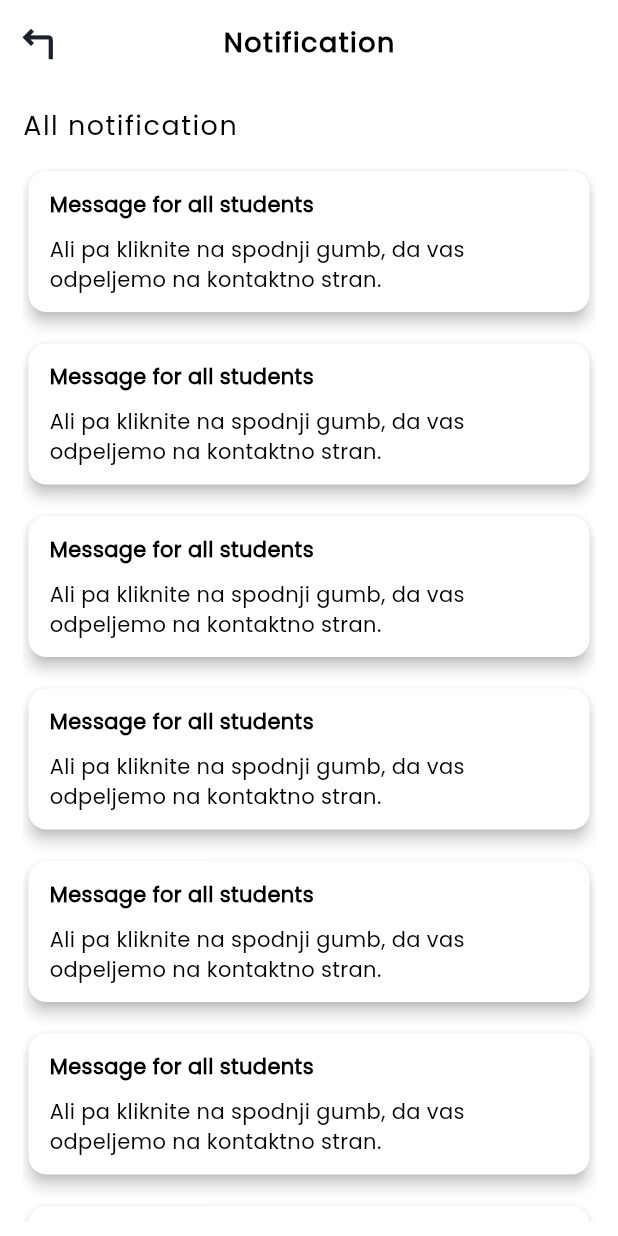
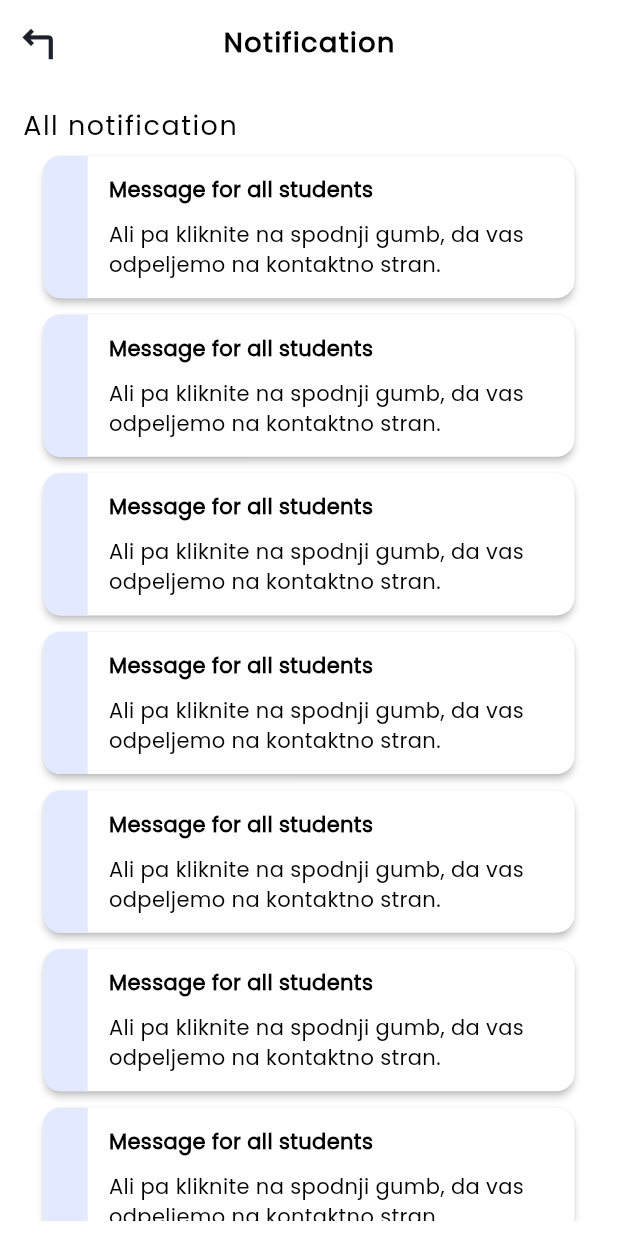
Before and after one commit to SharvariChavan009/shivsuman_trainer, a Flutter app: the NotificationScreen screen opened directly, on a phone screen of 412 x 824 dp. Run offline on Flutter 3.47's test engine with Material 3 defaults, Android fonts, the phone set to English and light mode, and no system bars; our stand-ins replace auto_size_text, bloc, carousel_slider, dio, flutter_bloc, image_picker and 1 more.

Commit message:
add Notification UI

```diff
--- a/lib/core/common/images/images_constant.dart
+++ b/lib/core/common/images/images_constant.dart
@@ -3,6 +3,10 @@ class AppImages {
   static const companyLogo = "asset/images/companyLogo.webp";
   static const loginscreenLogo = "asset/images/Carpool-bro 1.webp";
   static const personPlaceholder = "asset/images/person.webp";
+  static const videoThumbnail  = "asset/images/video_thumbnail.webp";
+
+
+
 
 
 
--- a/lib/features/home/notification/presentation/notification_screen.dart
+++ b/lib/features/home/notification/presentation/notification_screen.dart
@@ -1,4 +1,5 @@
 import 'package:car_trainer_application/core/common/colors.dart';
+import 'package:car_trainer_application/core/common/images/images_constant.dart';
 import 'package:car_trainer_application/core/common/utils/screen_dimension.dart';
 import 'package:car_trainer_application/core/navigation/navigationHelper.dart';
 import 'package:flutter/material.dart';
@@ -43,7 +44,7 @@ class _NotificationScreenState extends State<NotificationScreen> {
             const EdgeInsets.only(top: 15.0, left: 15, right: 15, bottom: 10),
         child: Container(
           child: SingleChildScrollView(
-            physics: BouncingScrollPhysics(),
+
             child: Column(
               children: [
                 Row(
@@ -66,29 +67,54 @@ class _NotificationScreenState extends State<NotificationScreen> {
                     itemCount: 10,
                     itemBuilder: (context, index) {
                       return Padding(
-                        padding: const EdgeInsets.only(top: 13.0),
+                        padding: const EdgeInsets.only(
+                            top: 3.0, left: 10, right: 10),
                         child: Card(
+                            elevation: 2,
                             color: Colors.white,
-                          elevation: 4,
+                            child: Row(
+                              children: [
+                                //! Container 1
+
+                                Expanded(
+                                    flex: 1,
+                                    child: Container(
+                                      height:
+                                          ScreenDimension.screenWidth * 0.23,
+                                      decoration: BoxDecoration(
+                                        color: const Color(0xffE3E9FF),
+                                        borderRadius: BorderRadius.only(
+                                            topLeft: Radius.circular(11),
+                                            bottomLeft: Radius.circular(11)),
+                                      ),
+                                    )),
+
+                                //! Container 2
+
+                                Expanded(
+                                    flex: 11,
                                     child: Padding(
                                       padding: const EdgeInsets.all(12.0),
                                       child: Column(
                                         children: [
                                           Padding(
                                             padding:
-                                      const EdgeInsets.only(left: 2, right: 2),
+                                                const EdgeInsets.only(left: 2),
                                             child: Row(
-                                    mainAxisAlignment: MainAxisAlignment.start,
+                                              mainAxisAlignment:
+                                                  MainAxisAlignment.start,
                                               children: [
                                                 SizedBox(
-                                        width:
-                                            ScreenDimension.screenWidth * 0.81,
+                                                  width: ScreenDimension
+                                                          .screenWidth *
+                                                      0.51,
                                                   child: Text(
                                                     textAlign: TextAlign.start,
                                                     "Message for all students",
                                                     style: TextStyle(
                                                         color: Colors.black,
-                                              fontWeight: FontWeight.bold,
+                                                        fontWeight:
+                                                            FontWeight.bold,
                                                         fontSize: 14,
                                                         fontFamily: "Poppins"),
                                                   ),
@@ -98,13 +124,15 @@ class _NotificationScreenState extends State<NotificationScreen> {
                                           ),
                                           Padding(
                                             padding: const EdgeInsets.only(
-                                      top: 10.0, left: 2, right: 2),
+                                                left: 2, top: 10),
                                             child: Row(
-                                    mainAxisAlignment: MainAxisAlignment.start,
+                                              mainAxisAlignment:
+                                                  MainAxisAlignment.start,
                                               children: [
                                                 SizedBox(
-                                        width:
-                                            ScreenDimension.screenWidth * 0.81,
+                                                  width: ScreenDimension
+                                                          .screenWidth *
+                                                      0.70,
                                                   child: Text(
                                                     textAlign: TextAlign.start,
                                                     "Ali pa kliknite na spodnji gumb, da vas odpeljemo na kontaktno stran.",
@@ -119,8 +147,9 @@ class _NotificationScreenState extends State<NotificationScreen> {
                                           ),
                                         ],
                                       ),
-                          ),
-                        ),
+                                    )),
+                              ],
+                            )),
                       );
                     }),
               ],
```
Also changed, not shown: lib/features/auth/presentation/forgot_password_screen.dart (+5 -9 lines), lib/features/home/presentation/home_screen.dart (+9 -7 lines), lib/features/home/profile/presentation/profile_screen.dart (+2 -18 lines), lib/features/home/training_videos/presentation/training_videos_screen.dart (added, +262 -0 lines), asset/images/video_thumbnail.webp (added). Lines whose indentation alone changed are shown as unchanged.
